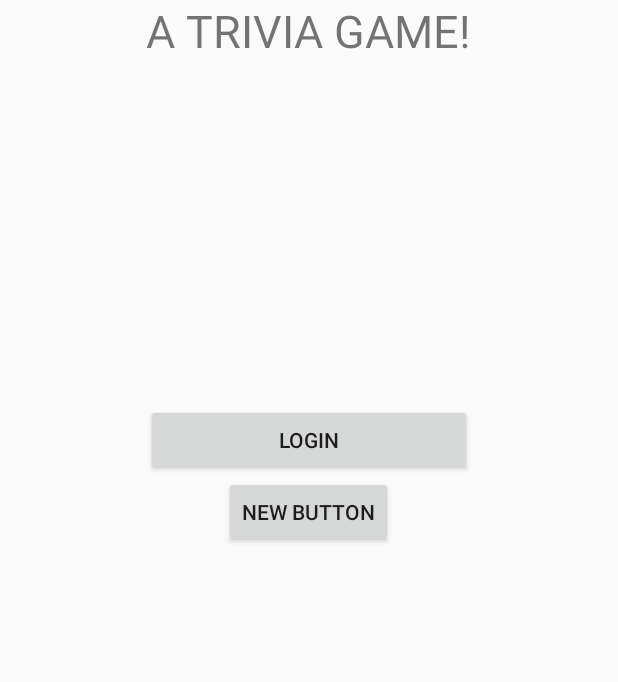
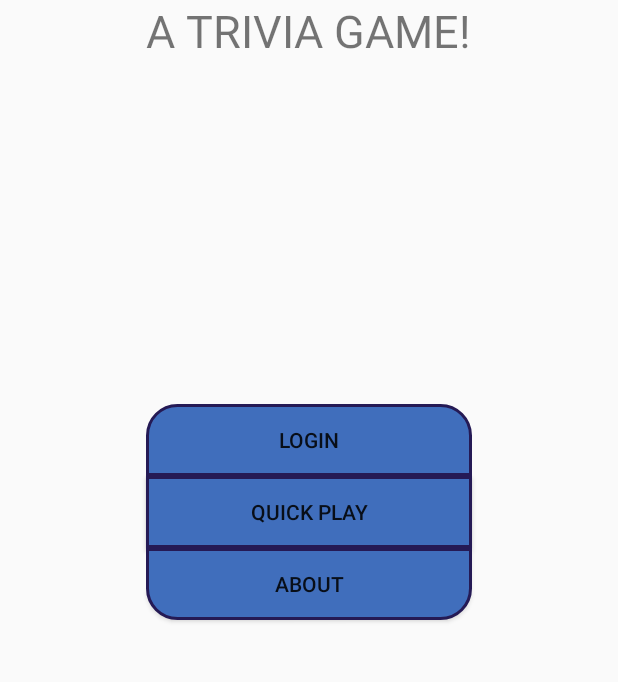
Before and after one commit to tcsuder/TrueNorthGame-Android, an Android app: the screen it shows after launch (MainActivity), on a phone screen of 412 x 824 dp, the part 178-860 px from its top. Run offline under Robolectric (Android 15) with nearby library versions, the phone set to English and light mode, and no system bars; our stand-ins replace ButterKnife.

Commit message:
add game round activity

```diff
--- a/app/src/main/AndroidManifest.xml
+++ b/app/src/main/AndroidManifest.xml
@@ -15,6 +15,7 @@
                 <category android:name="android.intent.category.LAUNCHER" />
             </intent-filter>
         </activity>
+        <activity android:name=".GameRoundActivity"></activity>
     </application>
 
 </manifest>
--- a/app/src/main/java/com/tylersuderman/truenorthgame/MainActivity.java
+++ b/app/src/main/java/com/tylersuderman/truenorthgame/MainActivity.java
@@ -35,8 +35,6 @@ public class MainActivity extends AppCompatActivity implements View.OnClickListe
                 startActivity(intent);
                 break;
             case R.id.loginButton:
-                String username = mUsernameEditText.getText().toString();
-                String password = mPasswordEditText.getText().toString();
                 Intent fakeIntent = new Intent(MainActivity.this, GameRoundActivity.class);
                 startActivity(fakeIntent);
                 break;
--- a/app/src/main/res/drawable/bottom_button.xml
+++ b/app/src/main/res/drawable/bottom_button.xml
@@ -8,21 +8,21 @@
         android:top="7dp" />
 
     <item
-        android:drawable="@drawable/top_button_focus"
+        android:drawable="@drawable/bottom_button_focus"
         android:state_enabled="false" />
 
     <item
         android:state_pressed="true"
         android:state_enabled="true"
-        android:drawable="@drawable/top_button_pressed" />
+        android:drawable="@drawable/bottom_button_pressed" />
 
     <item
         android:state_focused="true"
         android:state_enabled="true"
-        android:drawable="@drawable/top_button_focus" />
+        android:drawable="@drawable/bottom_button_focus" />
 
     <item
         android:state_enabled="true"
-        android:drawable="@drawable/top_button_focus" />
+        android:drawable="@drawable/bottom_button_focus" />
 
 </selector>
--- a/app/src/main/res/drawable/middle_button.xml
+++ b/app/src/main/res/drawable/middle_button.xml
@@ -8,21 +8,21 @@
         android:top="7dp" />
 
     <item
-        android:drawable="@drawable/top_button_focus"
+        android:drawable="@drawable/middle_button_focus"
         android:state_enabled="false" />
 
     <item
         android:state_pressed="true"
         android:state_enabled="true"
-        android:drawable="@drawable/top_button_pressed" />
+        android:drawable="@drawable/middle_button_pressed" />
 
     <item
         android:state_focused="true"
         android:state_enabled="true"
-        android:drawable="@drawable/top_button_focus" />
+        android:drawable="@drawable/middle_button_focus" />
 
     <item
         android:state_enabled="true"
-        android:drawable="@drawable/top_button_focus" />
+        android:drawable="@drawable/middle_button_focus" />
 
 </selector>
--- a/app/src/main/res/layout/activity_main.xml
+++ b/app/src/main/res/layout/activity_main.xml
@@ -38,14 +38,31 @@
         android:layout_alignLeft="@+id/appSubtitleTextView"
         android:layout_alignStart="@+id/appSubtitleTextView"
         android:layout_alignRight="@+id/appSubtitleTextView"
-        android:layout_alignEnd="@+id/appSubtitleTextView" />
+        android:layout_alignEnd="@+id/appSubtitleTextView"
+        android:background="@drawable/top_button"/>
 
     <Button
         android:layout_width="wrap_content"
         android:layout_height="wrap_content"
-        android:text="New Button"
-        android:id="@+id/button"
+        android:text="quick play"
+        android:id="@+id/playButton"
         android:layout_below="@+id/loginButton"
-        android:layout_centerHorizontal="true" />
+        android:layout_alignLeft="@+id/loginButton"
+        android:layout_alignStart="@+id/loginButton"
+        android:layout_alignRight="@+id/loginButton"
+        android:layout_alignEnd="@+id/loginButton"
+        android:background="@drawable/middle_button"/>
+
+    <Button
+        android:layout_width="wrap_content"
+        android:layout_height="wrap_content"
+        android:text="About"
+        android:id="@+id/aboutButton"
+        android:layout_below="@+id/playButton"
+        android:layout_alignLeft="@+id/playButton"
+        android:layout_alignStart="@+id/playButton"
+        android:layout_alignRight="@+id/playButton"
+        android:layout_alignEnd="@+id/playButton"
+        android:background="@drawable/bottom_button"/>
 
 </RelativeLayout>
```
Also changed, not shown: app/src/main/java/com/tylersuderman/truenorthgame/GameRoundActivity.java (added, +13 -0 lines), app/src/main/res/layout/activity_game_round.xml (added, +21 -0 lines).
